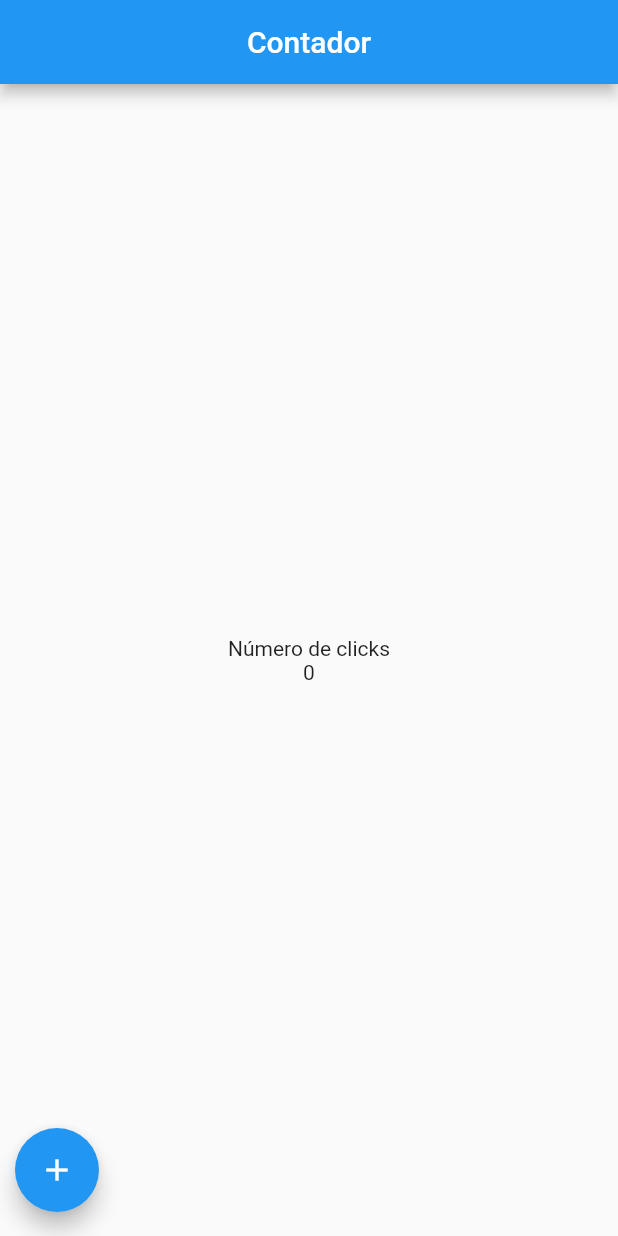
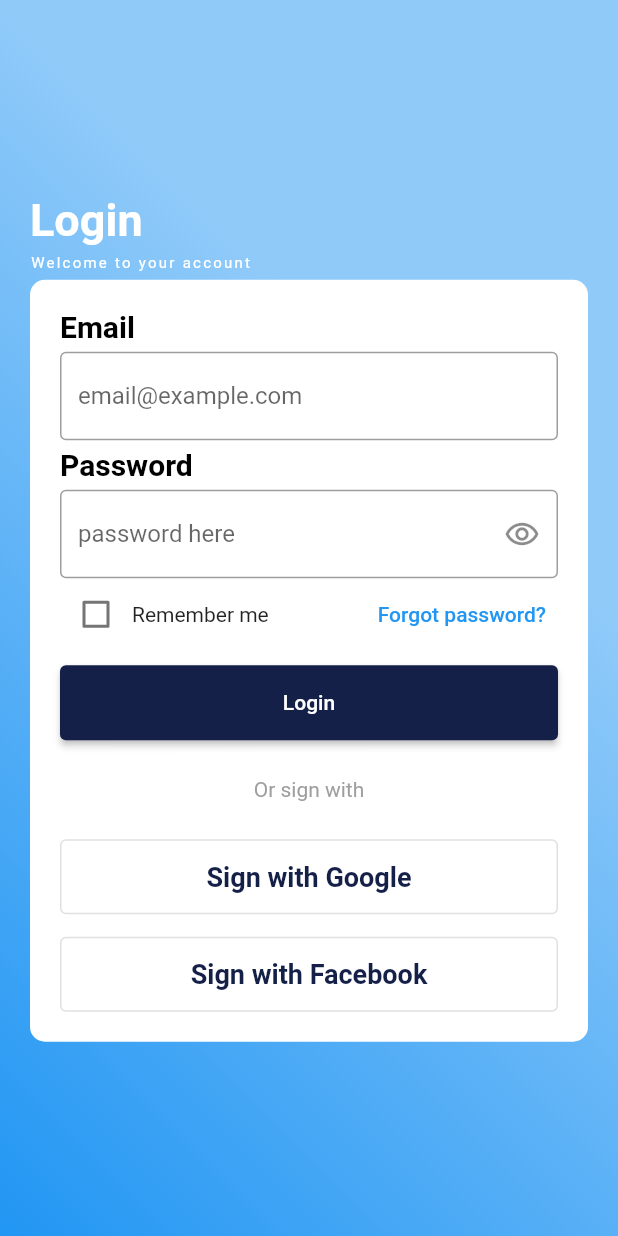
Before and after one commit to H3cthor/contadords02, a Flutter app: the screen it shows after launch, on a phone screen of 412 x 824 dp. Run offline on Flutter 3.47's test engine with Material 2 defaults, Android fonts, the phone set to English and light mode, and no system bars.

Commit message:
create login

```diff
--- a/lib/main.dart
+++ b/lib/main.dart
@@ -1,4 +1,4 @@
-import 'package:contador/pages/home_page.dart';
+import 'package:contador/pages/login_page.dart';
 import 'package:flutter/material.dart';
 
 void main() => runApp(const MyApp());
@@ -10,7 +10,8 @@ class MyApp extends StatelessWidget {
   Widget build(BuildContext context) {
     return const MaterialApp(
       title: 'Material App',
-      home: HomePage(),
+      debugShowCheckedModeBanner: false,
+      home: LoginPage(),
     );
   }
 }
--- /dev/null
+++ b/lib/pages/login_page.dart
@@ -0,0 +1,263 @@
+import 'package:flutter/material.dart';
+
+class LoginPage extends StatefulWidget {
+  const LoginPage({super.key});
+
+  @override
+  State<LoginPage> createState() => _LoginPageState();
+}
+
+class _LoginPageState extends State<LoginPage> {
+  @override
+  Widget build(BuildContext context) {
+    return Scaffold(
+      body: Stack(
+        children: const [
+          Fondo(),
+          Contenido(),
+        ],
+      ),
+    );
+  }
+}
+
+class Fondo extends StatelessWidget {
+  const Fondo({super.key});
+
+  @override
+  Widget build(BuildContext context) {
+    return Container(
+      decoration: BoxDecoration(
+        gradient: LinearGradient(colors: [
+          Colors.blue.shade200,
+          Colors.blue,
+        ],
+        begin: Alignment.centerRight,
+        end: Alignment.bottomLeft,
+        )
+      ),
+    );
+  }
+}
+
+class Contenido extends StatefulWidget {
+  const Contenido({super.key});
+
+  @override
+  State<Contenido> createState() => _ContenidoState();
+}
+
+class _ContenidoState extends State<Contenido> {
+  @override
+  Widget build(BuildContext context) {
+    return Padding(
+      padding: const EdgeInsets.symmetric(horizontal: 20),
+      child: Column(
+        mainAxisAlignment: MainAxisAlignment.center,
+        crossAxisAlignment: CrossAxisAlignment.start,
+        children: const [
+          Text(
+            'Login',
+            style: TextStyle(
+              color: Colors.white,
+              fontSize: 30,
+              fontWeight: FontWeight.bold,
+            ),
+          ),
+          SizedBox(height: 5,),
+          Text(
+            'Welcome to your account',
+            style: TextStyle(
+              color: Colors.white,
+              fontSize: 10,
+              letterSpacing: 1.5,
+            ),
+          ),
+          SizedBox(height: 5,),
+          Datos(),
+        ],
+      ),
+    );
+  }
+}
+
+class Datos extends StatefulWidget {
+  const Datos({super.key});
+
+  @override
+  State<Datos> createState() => _DatosState();
+}
+
+class _DatosState extends State<Datos> {
+  bool obs = true;
+  @override
+  Widget build(BuildContext context) {
+    return Container(
+      padding: const EdgeInsets.all(20),
+      decoration: BoxDecoration(
+        borderRadius: BorderRadius.circular(10),
+        color: Colors.white
+      ),
+      child: Column(
+        crossAxisAlignment: CrossAxisAlignment.start,
+        children: [
+          const Text(
+            'Email',
+            style: TextStyle(
+              color: Colors.black,
+              fontSize: 20,
+              fontWeight: FontWeight.bold
+            ),
+          ),
+          const SizedBox(height: 5,),
+          TextFormField(
+            keyboardType: TextInputType.emailAddress,
+            decoration: const InputDecoration(
+              border: OutlineInputBorder(),
+              hintText: 'email@example.com'
+            ),
+          ),
+          const SizedBox(height: 5,),
+          const Text(
+            'Password',
+            style: TextStyle(
+              color: Colors.black,
+              fontSize: 20,
+              fontWeight: FontWeight.bold
+            ),
+          ),
+          const SizedBox(height: 5,),
+          TextFormField(
+            obscureText: obs,
+            decoration: InputDecoration(
+              border: const OutlineInputBorder(),
+              hintText: 'password here',
+              suffixIcon: IconButton(
+                icon: const Icon(Icons.remove_red_eye_outlined),
+                onPressed: () {
+                  setState(() {
+                    obs == true ? obs = false : obs = true;
+                  });
+                },
+              )
+            ),
+          ),
+          const Remember(),
+          const SizedBox(height: 5,),
+          const Botones()
+        ]
+      ),
+    );
+  }
+}
+
+class Remember extends StatefulWidget {
+  const Remember({super.key});
+
+  @override
+  State<Remember> createState() => _RememberState();
+}
+
+class _RememberState extends State<Remember> {
+  bool valor = false;
+
+  @override
+  Widget build(BuildContext context) {
+    return Row(
+      children: [
+        Checkbox(
+          value: valor,
+          onChanged: (value) {
+            setState(() {
+              valor == false ? valor = true : valor = false;
+            });
+          }
+        ),
+        const Text('Remember me'),
+        const Spacer(),
+        TextButton(
+          onPressed: () {},
+          child: const Text('Forgot password?')
+        )
+      ],
+    );
+  }
+}
+
+class Botones extends StatelessWidget {
+  const Botones({super.key});
+
+  @override
+  Widget build(BuildContext context) {
+    return Column(
+      children: [
+        const SizedBox(height: 5,),
+        SizedBox(
+          width: double.infinity,
+          height: 50,
+          child: ElevatedButton(
+            onPressed: () {},
+            style: ButtonStyle(
+              backgroundColor:
+              MaterialStateProperty.all<Color>(const Color(0xff142047))
+            ),
+            child: const Text(
+              'Login',
+              style: TextStyle(
+                color: Colors.white,
+              ),
+            ),
+          ),
+        ),
+        const SizedBox(
+          height: 25,
+          width: double.infinity,
+        ),
+        const Text(
+          'Or sign with',
+          style: TextStyle(
+            color: Colors.grey,
+          ),
+        ),
+        const SizedBox(
+          height: 25,
+          width: double.infinity,
+        ),
+        SizedBox(
+          width: double.infinity,
+          height: 50,
+          child: OutlinedButton(
+            onPressed: () {},
+            child: const Text(
+              'Sign with Google',
+              style: TextStyle(
+                color: Color(0xff142047),
+                fontWeight: FontWeight.bold,
+                fontSize: 18,
+              ),
+            )
+          ),
+        ),
+        const SizedBox(
+          height: 15,
+          width: double.infinity,
+        ),
+        SizedBox(
+          width: double.infinity,
+          height: 50,
+          child: OutlinedButton(
+            onPressed: () {},
+            child: const Text(
+              'Sign with Facebook',
+              style: TextStyle(
+                color: Color(0xff142047),
+                fontWeight: FontWeight.bold,
+                fontSize: 18,
+              ),
+            )
+          ),
+        ),
+      ],
+    );
+  }
+}
```
